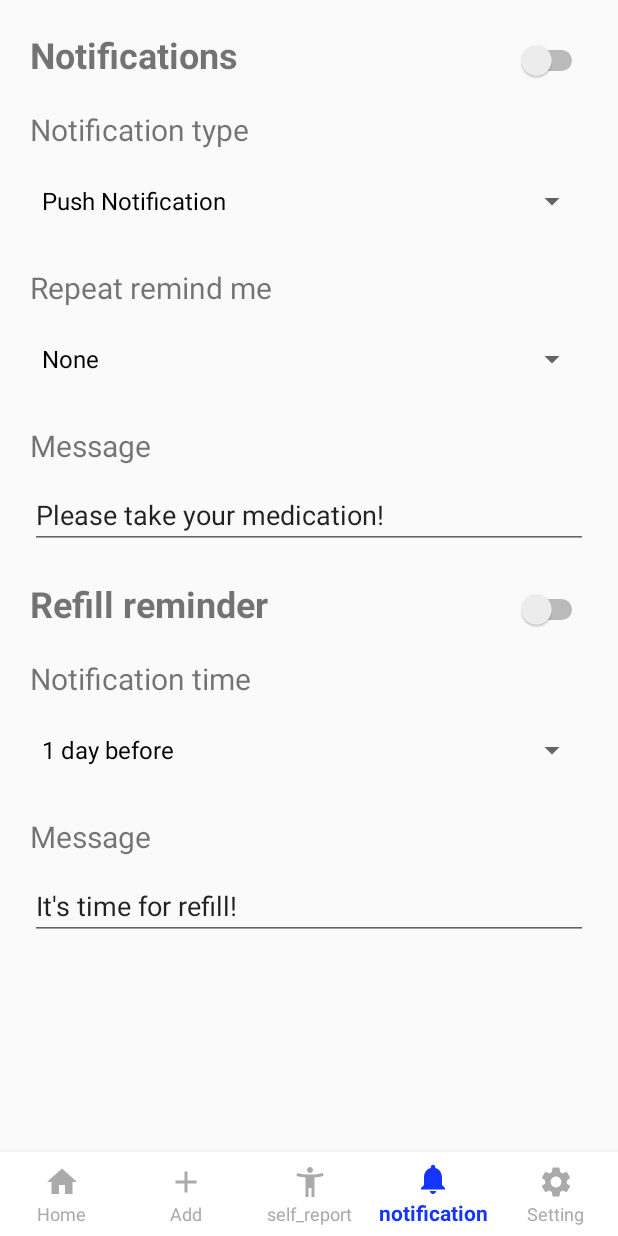
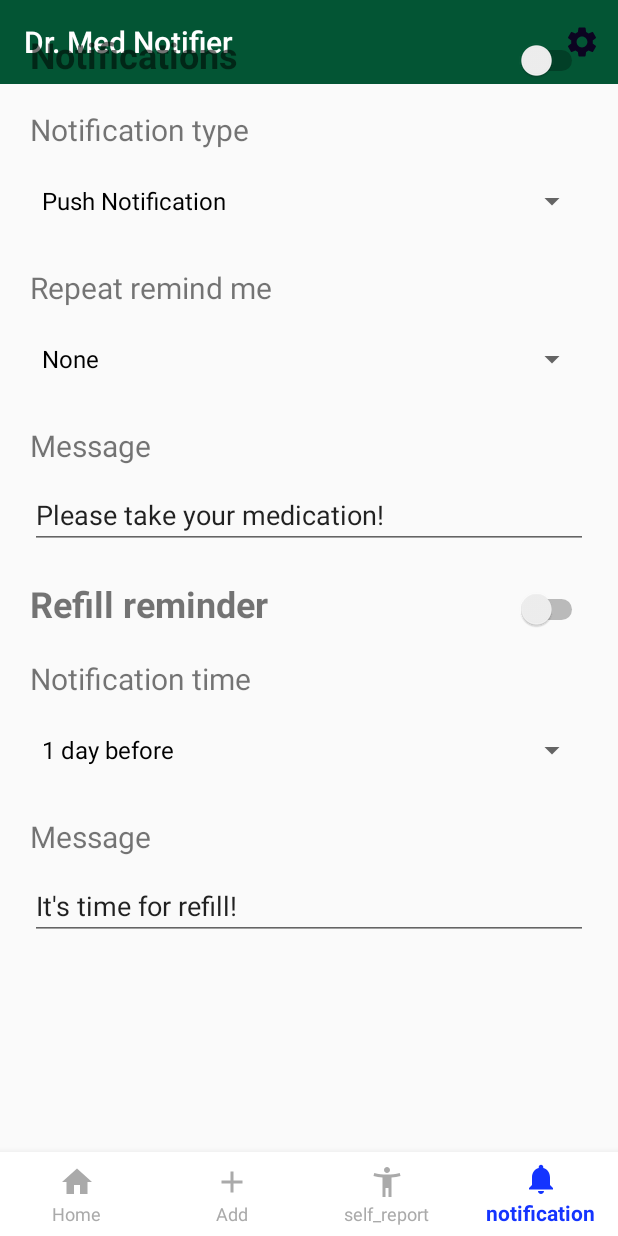
Before and after one commit to TeamSAYY/COMP3004Project, an Android app: the Nav_page screen opened directly, with no data from a screen before it, item 4 of the bottom bar chosen, on a phone screen of 412 x 824 dp. Run offline under Robolectric (Android 15) with nearby library versions, the phone set to English and light mode, and no system bars.

Commit message:
some setting changes

```diff
--- a/app/build.gradle
+++ b/app/build.gradle
@@ -21,12 +21,12 @@ android {
 dependencies {
     implementation fileTree(dir: 'libs', include: ['*.jar'])
     implementation 'androidx.appcompat:appcompat:1.2.0'
-    implementation 'androidx.constraintlayout:constraintlayout:2.0.1'
+    implementation 'androidx.constraintlayout:constraintlayout:2.0.2'
     implementation 'com.google.android.material:material:1.2.1'
     implementation 'androidx.vectordrawable:vectordrawable:1.1.0'
     implementation 'androidx.lifecycle:lifecycle-extensions:2.2.0'
     implementation 'androidx.legacy:legacy-support-v4:1.0.0'
-    implementation 'com.android.support.constraint:constraint-layout:2.0.1'
+    implementation 'com.android.support.constraint:constraint-layout:2.0.2'
     implementation 'com.android.support:support-v4:28.0.0'
     testImplementation 'junit:junit:4.12'
     androidTestImplementation 'androidx.test.ext:junit:1.1.2'
--- a/app/src/main/AndroidManifest.xml
+++ b/app/src/main/AndroidManifest.xml
@@ -15,6 +15,8 @@
         <!-- <activity android:name=".Frag_Notification" /> -->
         <activity android:name=".Nav_page" />
         <activity android:name=".Second_page_get_personaldata" />
+        <activity android:name=".Setting_Page"
+            ></activity>
         <activity
             android:name=".MainActivity"
             android:label="@string/app_name">
--- a/app/src/main/java/com/example/drmednotifier/Nav_page.java
+++ b/app/src/main/java/com/example/drmednotifier/Nav_page.java
@@ -5,9 +5,13 @@ import androidx.annotation.NonNull;
 import androidx.appcompat.app.AppCompatActivity;
 import androidx.fragment.app.FragmentManager;
 import androidx.fragment.app.FragmentTransaction;
+
+import android.app.Activity;
 import android.content.Intent;
 import android.os.Bundle;
 import android.text.Html;
+import android.view.Menu;
+import android.view.MenuInflater;
 import android.view.MenuItem;
 import android.view.View;
 import android.widget.AdapterView;
@@ -18,12 +22,15 @@ import android.widget.FrameLayout;
 import android.widget.ImageView;
 import android.widget.ListView;
 import android.widget.TextView;
+import androidx.appcompat.widget.Toolbar;
+
 import androidx.fragment.app.Fragment;
 
 import com.google.android.material.bottomnavigation.BottomNavigationView;
 
 public class Nav_page extends AppCompatActivity{
 
+    private Toolbar toolbar;
     BottomNavigationView navView;
     FrameLayout frameLayout;
     String N,A;
@@ -34,6 +41,13 @@ public class Nav_page extends AppCompatActivity{
     protected void onCreate(Bundle savedInstanceState) {
         super.onCreate(savedInstanceState);
         setContentView(R.layout.activity_nav_page);
+
+        toolbar=findViewById(R.id.Toolbar);
+
+        setSupportActionBar(toolbar);
+
+
+
 
         navView= findViewById(R.id.bottomNavigationView);
         navView.setSelectedItemId(R.id.home);
@@ -56,8 +70,27 @@ public class Nav_page extends AppCompatActivity{
 
     }
 
+    @Override
+    public boolean onCreateOptionsMenu(Menu menu) {
+        MenuInflater inflater = getMenuInflater();
+        inflater.inflate(R.menu.tool_bar_menu,menu);
 
 
+
+        return true;
+    }
+
+
+    @Override
+    public boolean onOptionsItemSelected(MenuItem item) {
+        int id = item.getItemId();
+        if (id == R.id.toolbarsetting) {
+            Intent intent = new Intent(this, Setting_Page.class);
+            startActivity(intent);
+            return true;
+        }
+        return super.onOptionsItemSelected(item);
+    }
 
 /*
     Frag_Add add = new Frag_Add();
@@ -75,10 +108,11 @@ public class Nav_page extends AppCompatActivity{
         @Override
         public boolean onNavigationItemSelected(@NonNull MenuItem item) {
             Fragment selectedFragment = null;
+            Activity selectedActivity = null;
 
             switch (item.getItemId()) {
                 case R.id.home:
-                     selectedFragment = new Frag_Home();
+                    selectedFragment = new Frag_Home();
 
                     break;
                 case R.id.add_product:
@@ -93,10 +127,7 @@ public class Nav_page extends AppCompatActivity{
                     selectedFragment = new Frag_Notification();
 
                     break;
-                case R.id.Setting:
-                    selectedFragment = new Frag_Setting();
 
-                    break;
             }
             item.setChecked(true);
             assert selectedFragment != null;
@@ -105,33 +136,6 @@ public class Nav_page extends AppCompatActivity{
             return false;
         }
     };
-
-
-
-   /* //CHECKBOX CLICK DETECT
-    public void CheckboxClicked(View view) {
-        // Is the view now checked?
-        boolean checked = ((CheckBox) view).isChecked();
-
-        // Check which checkbox was clicked
-        switch(view.getId()) {
-            case R.id.checkbox_top:
-                if (checked){
-                    CheckBox x = view.findViewById(R.id.checkbox_top);
-                    x.setText("Checked Thank u!");
-                    ;
-                    // Put some meat on the sandwich
-                }
-
-                else
-                    // Remove the meat
-                    break;
-
-
-        }
-    }*/
-
-
 
 
 
--- /dev/null
+++ b/app/src/main/res/drawable/back_arrow.xml
@@ -0,0 +1,5 @@
+<vector android:height="24dp" android:tint="#0E0E0E"
+    android:viewportHeight="24" android:viewportWidth="24"
+    android:width="24dp" xmlns:android="http://schemas.android.com/apk/res/android">
+  <path android:fillColor="#FF000000" android:pathData="M20,11H7.83l5.59,-5.59L12,4l-8,8 8,8 1.41,-1.41L7.83,13H20v-2z"/>
+</vector>
--- a/app/src/main/res/layout/activity_nav_page.xml
+++ b/app/src/main/res/layout/activity_nav_page.xml
@@ -6,6 +6,11 @@
     android:layout_height="match_parent"
     tools:context="com.example.drmednotifier.Nav_page">
 
+
+
+    <include
+        layout="@layout/nav_page_top_tollbar"
+        />
 
     <com.google.android.material.bottomnavigation.BottomNavigationView
         android:id="@+id/bottomNavigationView"
--- /dev/null
+++ b/app/src/main/res/layout/nav_page_top_tollbar.xml
@@ -0,0 +1,13 @@
+<?xml version="1.0" encoding="utf-8"?>
+<androidx.appcompat.widget.Toolbar xmlns:android="http://schemas.android.com/apk/res/android"
+    xmlns:app="http://schemas.android.com/apk/res-auto"
+    android:id="@+id/Toolbar"
+    android:layout_width="match_parent"
+    android:layout_height="?attr/actionBarSize"
+    android:background="#035534"
+    android:theme="@style/ThemeOverlay.AppCompat.Dark"
+
+    >
+
+
+</androidx.appcompat.widget.Toolbar>
--- a/app/src/main/res/menu/bottom_nav_menu.xml
+++ b/app/src/main/res/menu/bottom_nav_menu.xml
@@ -28,10 +28,7 @@
         android:title="notification"/>
 
 
-    <item android:id= "@+id/Setting"
-        android:enabled="true"
-        android:icon="@drawable/nav_setting"
-        android:title="Setting"/>
+
 
 
 
--- /dev/null
+++ b/app/src/main/res/menu/tool_bar_menu.xml
@@ -0,0 +1,12 @@
+<?xml version="1.0" encoding="utf-8"?>
+<menu
+    xmlns:android="http://schemas.android.com/apk/res/android"
+    xmlns:app="http://schemas.android.com/apk/res-auto">
+
+
+    <item
+        android:title="Setting"
+        android:icon="@drawable/nav_setting"
+        android:id="@+id/toolbarsetting"
+        app:showAsAction="ifRoom"/>
+</menu>
--- a/app/src/main/res/values/colors.xml
+++ b/app/src/main/res/values/colors.xml
@@ -6,5 +6,6 @@
     <color name="background_default_Color">#FFFFFF</color>
     <color name="btColor">#FF3D00</color>
     <color name="nav_button_colour">#065DA3</color>
+    <color name="Setting_Cat">#B8B8B8</color>
 
 </resources>
--- a/app/src/main/res/values/strings.xml
+++ b/app/src/main/res/values/strings.xml
@@ -7,4 +7,6 @@
     <string name="hello_blank_fragment">Hello blank fragment</string>
     <string name="new_user_report_title">New User Profile</string>
     <string name="Title_One">Clicked!!</string>
+
+
 </resources>
```
Also changed, not shown: app/src/main/java/com/example/drmednotifier/Frag_Setting.java (+0 -7 lines), app/src/main/java/com/example/drmednotifier/Setting_Page.java (added, +169 -0 lines), app/src/main/res/drawable/forward_arrow.xml (added, +10 -0 lines), app/src/main/res/layout/activity_setting__page.xml (added, +162 -0 lines), app/src/main/res/layout/fragment_frag__home.xml (+2 -5 lines), app/src/main/res/layout/listview_case.xml (added, +50 -0 lines).
